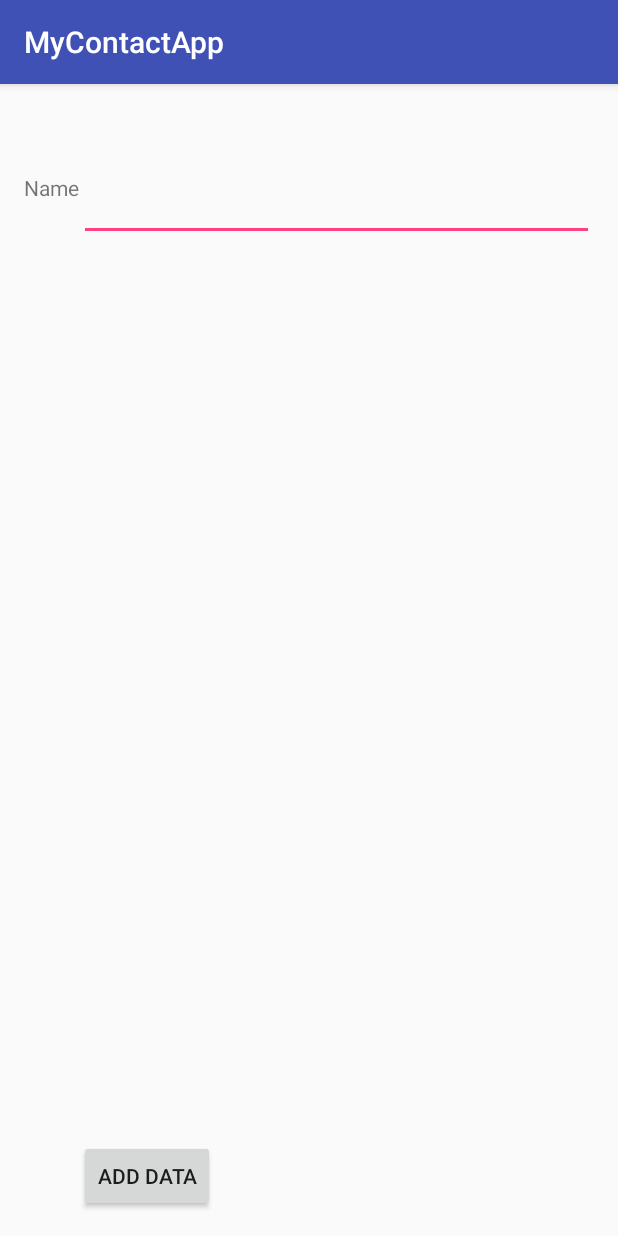
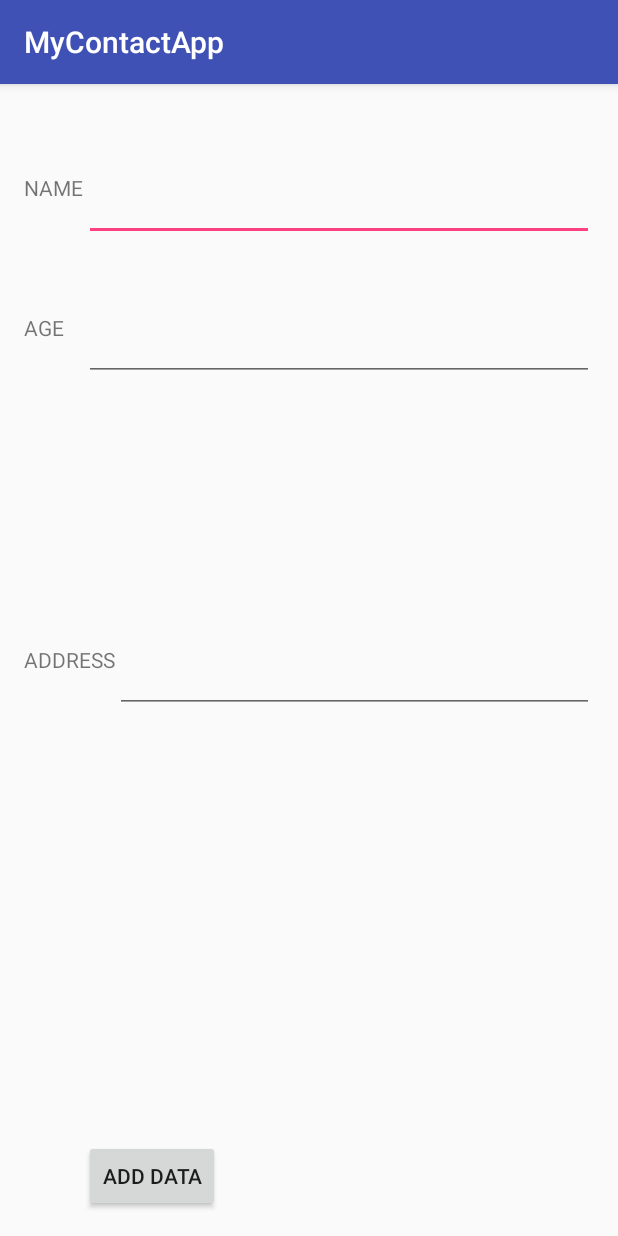
Before and after one commit to ZTZhu/MyContactApp, an Android app: the screen it shows after launch (MainActivity), after a tap on "ADD DATA", on a phone screen of 412 x 824 dp. Run offline under Robolectric (Android 15) with nearby library versions, the phone set to English and light mode, and no system bars.

Commit message:
Added new fields that DONT WORK!!!!!

```diff
--- a/MyContactApp/app/src/main/java/com/example/zhuz5918/mycontactapp/DatabaseHelper.java
+++ b/MyContactApp/app/src/main/java/com/example/zhuz5918/mycontactapp/DatabaseHelper.java
@@ -1,41 +1,55 @@
 package com.example.zhuz5918.mycontactapp;
 import android.content.ContentValues;
 import android.content.Context;
+import android.database.Cursor;
 import android.database.sqlite.SQLiteDatabase;
 import android.database.sqlite.SQLiteOpenHelper;
 /**
  * Created by zhuz5918 on 5/15/2017.
  */
-    public class DatabaseHelper extends SQLiteOpenHelper{
-        public static final String DATABASE_NAME = "Contact.db";
-        public static final String TABLE_NAME = "contact_table";
-        public static final String COL_1 = "ID";
-        public static final String COL_2 = "NAME";
+    public class DatabaseHelper extends SQLiteOpenHelper {
 
-    public DatabaseHelper(Context context)
-    {
-        super(context, DATABASE_NAME, null, 1);
+    public static final String DATABASE_NAME = "Contact.db";
+    public static final String TABLE_NAME = "contact_table";
+    public static final String COL_1 = "ID";
+    public static final String COL_2 = "NAME";
+    public static final String COL_3 = "AGE";
+    public static final String COL_4 = "ADDRESS";
+
+    public DatabaseHelper (Context context){
+        super (context, DATABASE_NAME, null, 1);
     }
 
-    public void onCreate(SQLiteDatabase db)
-    {
-        db.execSQL("CREATE TABLE " + TABLE_NAME +  " (ID INTEGER PRIMARY KEY AUTOINCREMENT, NAME TEXT)");
+    @Override
+    public void onCreate (SQLiteDatabase db){
+        db.execSQL("CREATE TABLE " + TABLE_NAME + " (ID INTEGER PRIMARY KEY AUTOINCREMENT, NAME TEXT, AGE TEXT, ADDRESS TEXT)");
     }
 
-    public void onUpgrade(SQLiteDatabase db, int oldVersion, int newVersion)
-    {
+    @Override
+    public void onUpgrade (SQLiteDatabase db, int oldVersion, int newVersion){
         db.execSQL("DROP TABLE IF EXISTS " + TABLE_NAME);
         onCreate(db);
     }
 
-    public boolean insertData(String name)
-    {
+    public boolean insertData(String name, String age, String address){
         SQLiteDatabase db = this.getWritableDatabase();
         ContentValues contentValues = new ContentValues();
         contentValues.put(COL_2, name);
+        contentValues.put(COL_3, age);
+        contentValues.put(COL_4, address);
+
         long result = db.insert(TABLE_NAME, null, contentValues);
-        if(result == -1)return false;
-        else return true;
 
+        if (result == -1){
+            return false;
+        }
+        return true;
     }
+
+    public Cursor getAllData(){
+        SQLiteDatabase db = this.getWritableDatabase();
+        Cursor res = db.rawQuery("select * from " + TABLE_NAME, null);
+        return res;
+    }
+
 }
--- a/MyContactApp/app/src/main/java/com/example/zhuz5918/mycontactapp/MainActivity.java
+++ b/MyContactApp/app/src/main/java/com/example/zhuz5918/mycontactapp/MainActivity.java
@@ -1,15 +1,19 @@
 package com.example.zhuz5918.mycontactapp;
 
+import android.database.Cursor;
 import android.support.v7.app.AppCompatActivity;
 import android.os.Bundle;
 import android.util.Log;
 import android.view.View;
 import android.widget.Button;
 import android.widget.EditText;
+import android.widget.Toast;
 
 public class MainActivity extends AppCompatActivity {
     DatabaseHelper myDb;
     EditText editName;
+    EditText editAge;
+    EditText editAddress;
     Button btnAddData;
 
 
@@ -17,21 +21,90 @@ public class MainActivity extends AppCompatActivity {
     protected void onCreate(Bundle savedInstanceState) {
         super.onCreate(savedInstanceState);
         setContentView(R.layout.activity_main);
-
         myDb = new DatabaseHelper(this);
+        editName = (EditText) findViewById(R.id.editText_name);
+        editAge = (EditText) findViewById(R.id.editText_age);
+        editAddress = (EditText) findViewById(R.id.editText_address);
     }
 
     public void addData(View v){
-        boolean isInserted = myDb.insertData(editName.getText().toString());
+        boolean isInserted = myDb.insertData(editName.getText().toString(), editAge.getText().toString(), editAddress.getText().toString());
 
         if(isInserted){
             Log.d("MyContact", "Data insertion successful");
             //Create toast message to user indicating data inserted correctly
+            Toast.makeText(v.getContext(), "Success", Toast.LENGTH_LONG).show();
         }
         else{
             Log.d("MyContact", "Data insertion NOT successful");
             //Create toast message to user indicating data inserted correctly
+            Toast.makeText(v.getContext(), "No success", Toast.LENGTH_LONG).show();
         }
     }
 
+    public void viewData(View v){
+        Cursor res = myDb.getAllData();
+        if(res.getCount() == 0){
+            showMessage("Error", "No data found in database");
+            Log.d("MyContact", "Error");
+            return;
+        }
+    }
+    StringBuffer buffer = new StringBuffer();
+    //setup loop with moveToNext method
+    //append each COL to buffer
+    //use getString method
+
+    //showMessage("Data", Buffer.toString());
+
+    private void showMessage(String title, String message) {
+    }
+
+
+
+
+
+
+
+    /***
+     *
+     *
+     *
+     *
+    public void addData(View v){
+     boolean isInserted = myDb.insertData(editName.getText().toString());
+     if(isInserted){
+     Log.d("MyContact", "Name data insertion successful");
+     //Create toast message to user indicating data inserted correctly
+     }
+     else{
+     Log.d("MyContact", "Name data insertion NOT successful");
+     //Create toast message to user indicating data inserted correctly
+     }
+     }
+    public void addAge(View v){
+        boolean isInserted = myDb.insertData(editAge.getText().toString());
+        if(isInserted){
+            Log.d("MyContact", "Age data insertion successful");
+            //Create toast message to user indicating data inserted correctly
+        }
+        else{
+            Log.d("MyContact", "Age data insertion NOT successful");
+            //Create toast message to user indicating data inserted correctly
+        }
+    }
+
+    public void addAddress(View v){
+        boolean isInserted = myDb.insertData(editAddress.getText().toString());
+        if(isInserted){
+            Log.d("MyContact", "Address data insertion successful");
+            //Create toast message to user indicating data inserted correctly
+        }
+        else{
+            Log.d("MyContact", "Address data insertion NOT successful");
+            //Create toast message to user indicating data inserted correctly
+        }
+    }
+    ***/
+
 }
--- a/MyContactApp/app/src/main/res/layout/activity_main.xml
+++ b/MyContactApp/app/src/main/res/layout/activity_main.xml
@@ -12,7 +12,7 @@
     <TextView
         android:layout_width="wrap_content"
         android:layout_height="wrap_content"
-        android:text="Name"
+        android:text="NAME"
         android:id="@+id/textView"
         android:layout_marginTop="43dp"
         android:layout_alignParentTop="true"
@@ -38,4 +38,42 @@
         android:layout_alignLeft="@+id/editText_name"
         android:layout_alignStart="@+id/editText_name"
         android:onClick="addData" />
+
+    <TextView
+        android:layout_width="wrap_content"
+        android:layout_height="wrap_content"
+        android:text="AGE"
+        android:id="@+id/textView2"
+        android:layout_marginTop="48dp"
+        android:layout_below="@+id/editText_name"
+        android:layout_alignParentLeft="true"
+        android:layout_alignParentStart="true" />
+
+    <EditText
+        android:layout_width="wrap_content"
+        android:layout_height="wrap_content"
+        android:id="@+id/editText_age"
+        android:layout_alignTop="@+id/textView2"
+        android:layout_alignParentRight="true"
+        android:layout_alignParentEnd="true"
+        android:layout_alignLeft="@+id/editText_name"
+        android:layout_alignStart="@+id/editText_name" />
+
+    <TextView
+        android:layout_width="wrap_content"
+        android:layout_height="wrap_content"
+        android:text="ADDRESS"
+        android:id="@+id/textView3"
+        android:layout_centerVertical="true"
+        android:layout_alignParentLeft="true"
+        android:layout_alignParentStart="true" />
+
+    <EditText
+        android:layout_width="wrap_content"
+        android:layout_height="wrap_content"
+        android:id="@+id/editText_address"
+        android:layout_alignTop="@+id/textView3"
+        android:layout_toRightOf="@+id/textView3"
+        android:layout_alignRight="@+id/editText_age"
+        android:layout_alignEnd="@+id/editText_age" />
 </RelativeLayout>
```
